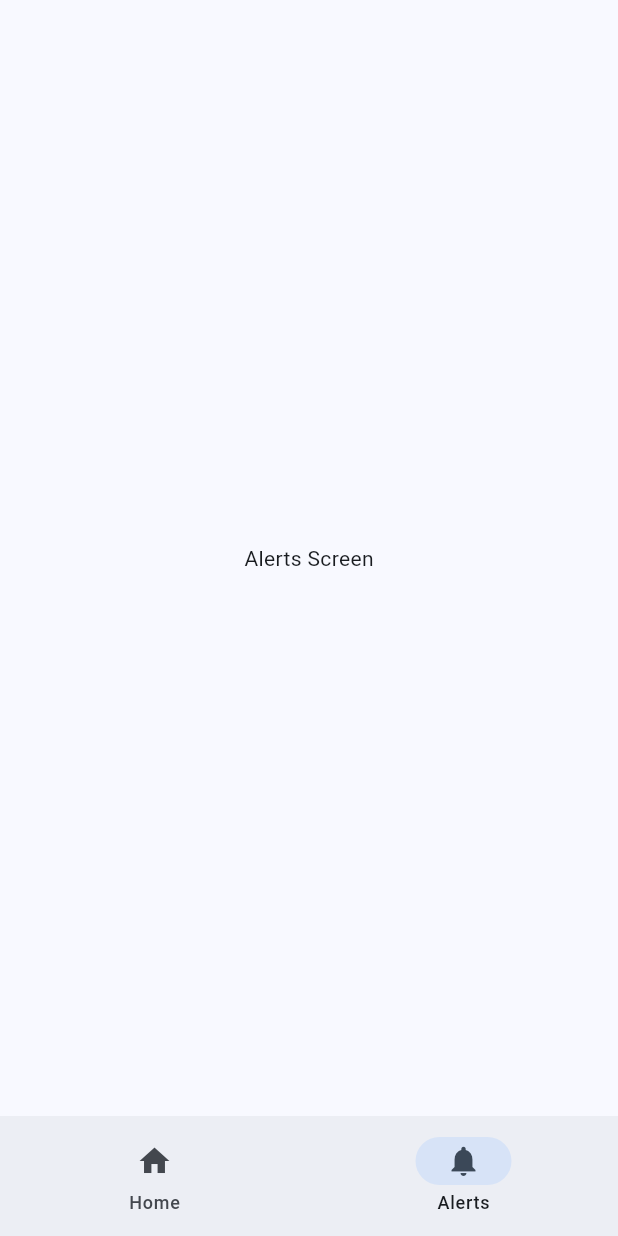
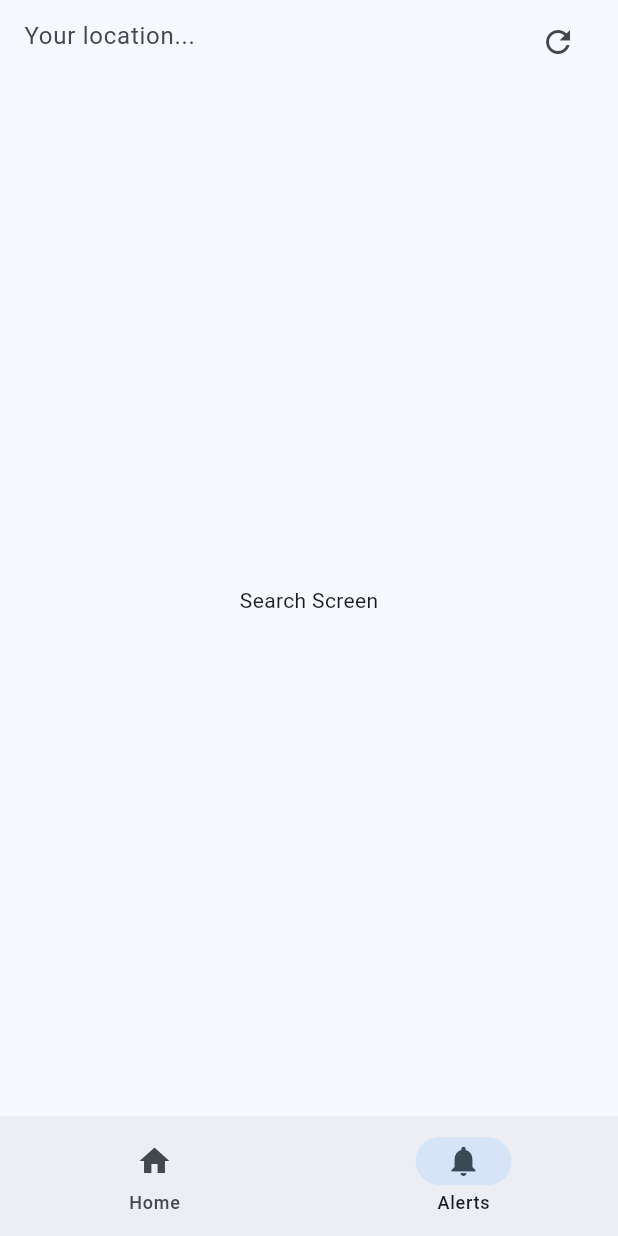
Before and after one commit to Lonwwolf14/shoresafe, a Flutter app: the screen it shows after launch, item 2 of the bottom bar chosen, on a phone screen of 412 x 824 dp. Run offline on Flutter 3.47's test engine with Material 3 defaults, Android fonts, the light colour scheme and no system bars; our stand-ins replace geocoding, geolocator.

Commit message:
v0.0.5
added user location in searchbar, doesn't loook good tho

```diff
--- /dev/null
+++ b/lib/location_search_bar.dart
@@ -0,0 +1,46 @@
+import 'package:flutter/material.dart';
+import 'package:geolocator/geolocator.dart';
+import 'package:geocoding/geocoding.dart';
+
+class LocationSearchBar extends StatefulWidget {
+  @override
+  _LocationSearchBarState createState() => _LocationSearchBarState();
+}
+
+class _LocationSearchBarState extends State<LocationSearchBar> {
+  TextEditingController _controller = TextEditingController();
+
+  @override
+  void initState() {
+    super.initState();
+    _getUserLocation();
+  }
+
+  void _getUserLocation() async {
+    Position position = await Geolocator.getCurrentPosition(desiredAccuracy: LocationAccuracy.high);
+    List<Placemark> placemarks = await placemarkFromCoordinates(position.latitude, position.longitude);
+    if (placemarks.isNotEmpty) {
+      Placemark place = placemarks[0];
+      setState(() {
+        _controller.text = "${place.street}, ${place.locality}, ${place.country}";
+      });
+    }
+  }
+
+  @override
+  Widget build(BuildContext context) {
+    return AppBar(
+      title: TextField(
+        controller: _controller,
+        decoration: InputDecoration(
+          hintText: 'Your location...',
+          border: InputBorder.none,
+          suffixIcon: IconButton(
+            icon: Icon(Icons.refresh),
+            onPressed: _getUserLocation,
+          ),
+        ),
+      ),
+    );
+  }
+}
--- a/lib/main.dart
+++ b/lib/main.dart
@@ -1,8 +1,9 @@
 import 'package:flutter/material.dart';
+import 'location_search_bar.dart';
 import 'screens/home_screen.dart';
+import 'screens/search_screen.dart';
 import 'screens/alerts_screen.dart';
 import 'widgets/bottom_navigation.dart';
-
 void main() => runApp(const ShoresSafeApp());
 
 class ShoresSafeApp extends StatelessWidget {
@@ -16,11 +17,16 @@
         colorScheme: ColorScheme.fromSeed(seedColor: Colors.blue),
         useMaterial3: true,
       ),
-      home: const ShoresSafeHomePage(),
+      home: Scaffold(
+        appBar: PreferredSize(
+          preferredSize: Size.fromHeight(kToolbarHeight),
+          child: LocationSearchBar(),
+        ),
+        body: const ShoresSafeHomePage(),
+      ),
     );
   }
 }
-
 class ShoresSafeHomePage extends StatefulWidget {
   const ShoresSafeHomePage({Key? key}) : super(key: key);
 
@@ -33,6 +39,7 @@
 
   final List<Widget> _screens = [
     const HomeScreen(),
+    const SearchScreen(),
     const AlertsScreen(),
   ];
 
--- /dev/null
+++ b/lib/screens/search_screen.dart
@@ -0,0 +1,12 @@
+import 'package:flutter/material.dart';
+
+class SearchScreen extends StatelessWidget {
+  const SearchScreen({Key? key}) : super(key: key);
+
+  @override
+  Widget build(BuildContext context) {
+    return const Center(
+      child: Text('Search Screen'),
+    );
+  }
+}
--- a/pubspec.yaml
+++ b/pubspec.yaml
@@ -30,12 +30,12 @@ environment:
 dependencies:
   flutter:
     sdk: flutter
-
+  geolocator: ^9.0.0
+  geocoding: ^2.1.0  # Add this line
 
   # The following adds the Cupertino Icons font to your application.
   # Use with the CupertinoIcons class for iOS style icons.
   cupertino_icons: ^1.0.8
-
 dev_dependencies:
   flutter_test:
     sdk: flutter
```
Also changed, not shown: lib/screens/home_screen.dart (line endings or trailing spaces), pubspec.lock, 5 other files.
